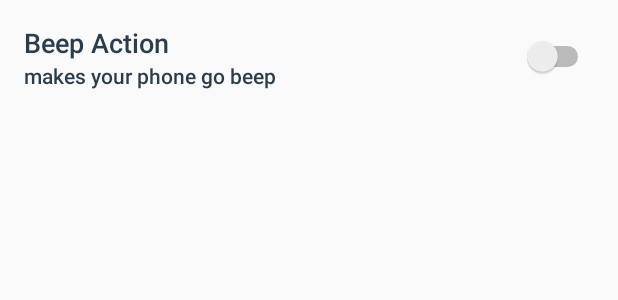
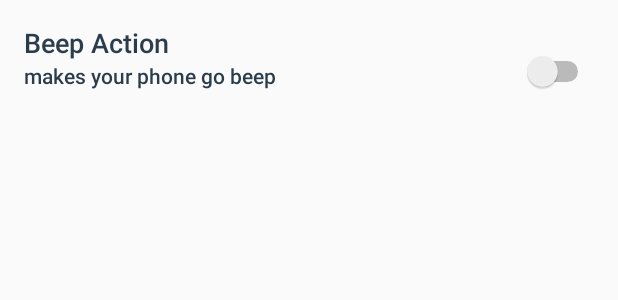
Before and after one commit to linucksrox/Textecutor, an Android app: the layout action_list_item.xml on its own in the app's theme, with its tools: preview values and no code run, on a phone screen of 412 x 824 dp. Shown: the top 300 px of the screen. Run offline under Robolectric (Android 15) with nearby library versions, the phone set to English and light mode, and no system bars.

Commit message:
Fix layout gravity on action screen

```diff
--- a/app/src/main/res/layout/action_list_item.xml
+++ b/app/src/main/res/layout/action_list_item.xml
@@ -2,7 +2,7 @@
 <LinearLayout xmlns:android="http://schemas.android.com/apk/res/android"
     xmlns:tools="http://schemas.android.com/tools"
     android:layout_width="match_parent"
-    android:layout_height="wrap_content"
+    android:layout_height="96dp"
     android:paddingLeft="@dimen/activity_horizontal_margin"
     android:paddingRight="@dimen/activity_horizontal_margin"
     android:paddingTop="@dimen/activity_vertical_margin"
@@ -11,10 +11,10 @@
 
     <LinearLayout xmlns:android="http://schemas.android.com/apk/res/android"
         xmlns:tools="http://schemas.android.com/tools"
-        android:layout_width="wrap_content"
-        android:layout_height="wrap_content"
+        android:layout_width="0dp"
+        android:layout_height="match_parent"
         android:orientation="vertical"
-        android:layout_weight="800">
+        android:layout_weight="4">
 
         <TextView
             android:id="@+id/tv_action"
@@ -38,8 +38,8 @@
 
     <Switch
         android:id="@+id/switch_action_enable"
-        android:layout_width="wrap_content"
-        android:layout_height="wrap_content"
+        android:layout_width="0dp"
+        android:layout_height="0dp"
         android:layout_weight="1"
         android:layout_gravity="center_vertical" />
 </LinearLayout>
```
